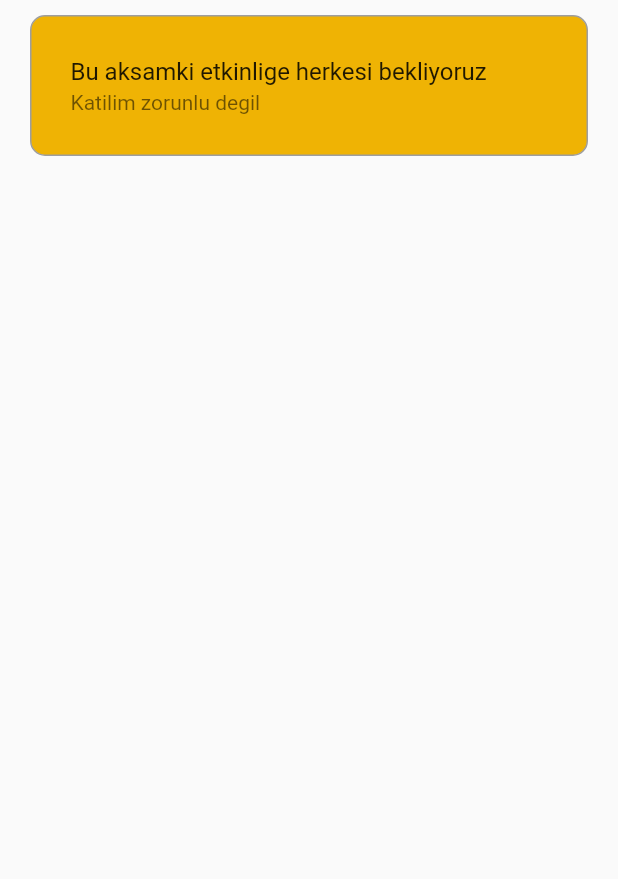
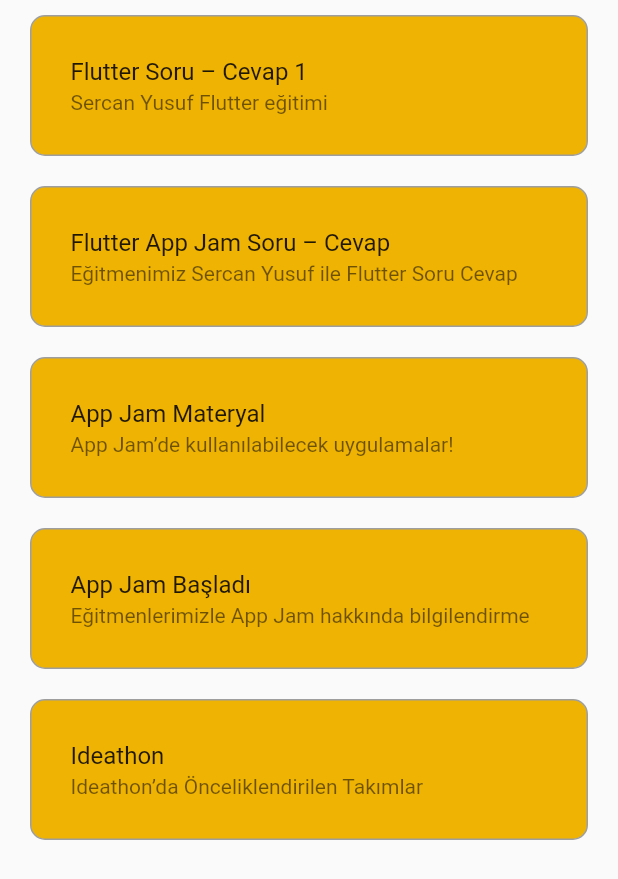
Before and after one commit to vuralkayracetintas/app_jam_f_40, a Flutter app: the DuyuruFlutter screen opened directly, on a phone screen of 412 x 824 dp. Shown: the top 879 px of the screen. Run offline on Flutter 3.47's test engine with Material 2 defaults, Android fonts, the phone set to English and light mode, and no system bars; our stand-ins replace flutter_speed_dial, font_awesome_flutter, get, lottie.

Commit message:
flutter duyurular düzenlendi

```diff
--- a/lib/pages/flutter/duyuru_flutter.dart
+++ b/lib/pages/flutter/duyuru_flutter.dart
@@ -1,16 +1,22 @@
 import 'package:flutter/material.dart';
 import 'package:get/instance_manager.dart';
 import 'package:get/state_manager.dart';
+import 'package:jam_app/pages/package/use_url.dart';
 
 class News {
   final String title;
   final String description;
   final DateTime publishedAt;
+  final String etkinlikIcerigi;
+  final Uri etkinlikUrl;
 
-  News(
-      {required this.title,
+  News({
+    required this.title,
     required this.description,
-      required this.publishedAt});
+    required this.publishedAt,
+    required this.etkinlikIcerigi,
+    required this.etkinlikUrl,
+  });
 }
 
 class DuyuruFlutter extends StatefulWidget {
@@ -34,9 +40,64 @@ class _DuyuruFlutterState extends State<DuyuruFlutter> {
   final CheckDuyuruContoroller control = Get.put(CheckDuyuruContoroller());
   final List<News> newsList = [
     News(
-      title: 'Bu aksamki etkinlige herkesi bekliyoruz',
-      description: 'Katilim zorunlu degil',
-      publishedAt: DateTime.parse('2022-04-01 12:34:56'),
+      title: 'Flutter Soru – Cevap 1',
+      description: 'Sercan Yusuf Flutter eğitimi',
+      publishedAt: DateTime.parse('2023-04-03 12:34:56'),
+      etkinlikIcerigi:
+          'Merhabalar, Flutter Soru – Cevap etinliğimiz başladı. Eğitmenimiz Sercan Yusuf Flutter eğitimi’ne dair merak ettiklerinizi cevaplıyor olacak. Müsait olan herkesi bekleriz.',
+      etkinlikUrl: Uri(
+          scheme: 'https',
+          host: 'www.google.com',
+          path: '',
+        ),
+    ),
+    News(
+      title: 'Flutter App Jam Soru – Cevap',
+      description: 'Eğitmenimiz Sercan Yusuf ile Flutter Soru Cevap',
+      publishedAt: DateTime.parse('2023-04-01 12:34:56'),
+      etkinlikIcerigi:
+          'Merhabalar, Flutter Eğitmenimiz Sercan Yusuf App Jam’e dair sorularınızı yanıtlamak için sizleri bekliyor.',
+      etkinlikUrl: Uri(
+          scheme: 'https',
+          host: 'www.google.com',
+          path: '',
+        ),
+    ),
+    News(
+      title: 'App Jam Materyal',
+      description: 'App Jam’de kullanılabilecek uygulamalar!',
+      publishedAt: DateTime.parse('2023-03-27 12:34:56'),
+      etkinlikIcerigi:
+          'Merhabalar, APP JAM başladı! Konseptimiz Akademi içinde kullanılabilecek uygulamalar! Ek materyallere buradan erişebilir, yayın kaydına ve detaylarına bu bağlantıdan ulaşabilirsiniz. Herkese başarılar diliyoruz!',
+      etkinlikUrl: Uri(
+          scheme: 'https',
+          host: 'www.google.com',
+          path: '',
+        ),
+    ),
+    News(
+      title: 'App Jam Başladı',
+      description: 'Eğitmenlerimizle App Jam hakkında bilgilendirme',
+      publishedAt: DateTime.parse('2023-03-23 12:34:56'),
+      etkinlikIcerigi:
+          'Merhabalar App Jam Açılışı BAŞLADI. Danışmanımız Atıl Samancıoğlu ve Flutter Eğitmenimiz Sercan Yusuf’un katılımıyla gerçekleştireceğimiz etkinlikte App Jam temasını ve App Jam’e dair süreç detaylarını konuşuyoruz. *Etkinliğe katılım zorunlu değil fakat takımınızdan en az bir kişinin katılmasını sürece hâkim olmanız için tavsiye ederiz',
+      etkinlikUrl: Uri(
+          scheme: 'https',
+          host: 'www.youtube.com',
+          path: '',
+        ),
+    ),
+    News(
+      title: 'Ideathon',
+      description: 'Ideathon’da Önceliklendirilen Takımlar',
+      publishedAt: DateTime.parse('2023-03-11 12:34:56'),
+      etkinlikIcerigi:
+          'Merhabalar Ideathon’da Önceliklendirilen Takımları BU AKŞAM 20.00’da Partnerlerimizin de katılımıyla YouTube Canlı Yayın’ında açıklıyoruz.Süreç boyunca gösterdiğimiz ilgi ve emek için hepinize tekrar teşekkür ederizIdeathon Sertifikası alabilmek için Ideathon sonrası değerlendirme formumuzu doldurmanız gerekiyor. Değerlendirme Formumuzu bu akşam paylaşacağız.',
+      etkinlikUrl: Uri(
+          scheme: 'https',
+          host: 'www.youtube.com',
+          path: '',
+        ),
     ),
   ];
   List<bool> _isSelectedList = List.generate(3, (index) => false);
@@ -122,34 +183,57 @@ class _NewsDetailState extends State<NewsDetail> {
       ),
       body: Padding(
         padding: const EdgeInsets.all(16.0),
+        child: Center(
           child: Column(
-          crossAxisAlignment: CrossAxisAlignment.start,
+            mainAxisAlignment: MainAxisAlignment.center,
             children: [
               AnimatedOpacity(
                 opacity: opacityLevel,
                 duration: const Duration(milliseconds: 1000),
                 child: Column(
                   children: [
+                    Padding(
+                      padding: EdgeInsets.only(bottom: 50),
+                      child: Text(
+                        widget.news.title,
+                        style: Theme.of(context)
+                            .textTheme
+                            .headlineMedium
+                            ?.copyWith(
+                                fontWeight: FontWeight.bold,
+                                color: Colors.black),
+                        textAlign: TextAlign.center,
+                      ),
+                    ),
+
                     Text(
-                    widget.news.title,
+                      widget.news.etkinlikIcerigi,
+                      textAlign: TextAlign.center,
                       style: Theme.of(context).textTheme.titleLarge,
-                  ),
-                  const SizedBox(height: 8.0),
-                  Text(
-                    widget.news.description,
-                    style: Theme.of(context).textTheme.bodyMedium,
                     ),
                     const SizedBox(height: 8.0),
                     // Text(
                     //   DateFormat.yMd().add_Hms().format(widget.news.publishedAt),
                     //   style: Theme.of(context).textTheme.bodySmall,
                     // ),
+                    ElevatedButton(
+                      style: ElevatedButton.styleFrom(
+                        backgroundColor: Color(0xff7454E1),
+                      ),
+                      onPressed: () {
+                        launchInBrowser(widget.news.etkinlikUrl);
+                      },
+                      child: Text(
+                        'Etkinlige Gitmek Icin Tiklayini',
+                      ),
+                    )
                   ],
                 ),
               ),
             ],
           ),
         ),
+      ),
     );
   }
 }
--- a/lib/pages/flutter/etkinlik_flutter.dart
+++ b/lib/pages/flutter/etkinlik_flutter.dart
@@ -37,7 +37,7 @@ class _EtkinlikFlutterPageState extends State<EtkinlikFlutterPage> {
     News(
       title: 'Flutter AppJam Eklinligi',
       description: 'Jam\'e katildiysan buraya gelmelisin',
-      publishedAt: DateTime.parse('2022-04-01 12:34:56'),
+      publishedAt: DateTime.parse('2023-04-01 12:34:56'),
     ),
   ];
   List<bool> _isSelectedList = List.generate(3, (index) => false);
```
Lines whose indentation alone changed are shown as unchanged.
